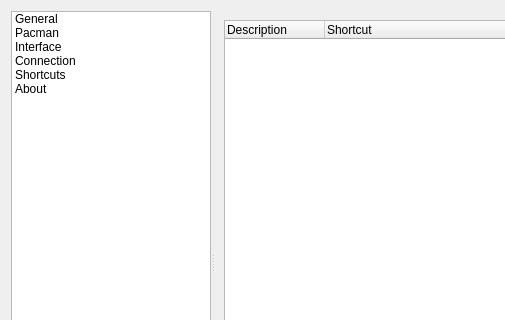
Above: src/settingsdialog.ui from Shatur/orson before the change; both pictures show x 0 to 505 and y 0 to 320 of the 800 by 552 pixel window. Below: the same form after it.
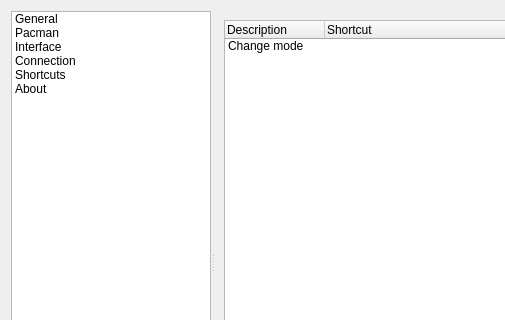
That is the form after the change. The open tabs and pages were chosen to show the change. Icons and pictures are not drawn.

Commit message: Add shortcut to change search mode

Diff of the .ui file:
```diff
--- a/src/settingsdialog.ui
+++ b/src/settingsdialog.ui
@@ -661,6 +661,14 @@
             <string>Shortcut</string>
            </property>
           </column>
+          <item>
+           <property name="text">
+            <string>Change mode</string>
+           </property>
+           <property name="text">
+            <string/>
+           </property>
+          </item>
          </widget>
         </item>
         <item>
```
The commit also changes 5 other files.
